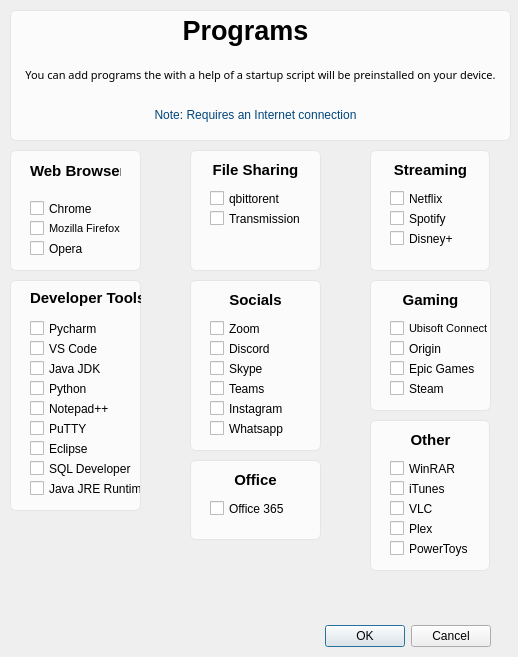
Old version of the form programs.ui in the repository Alex591/answer-generator.
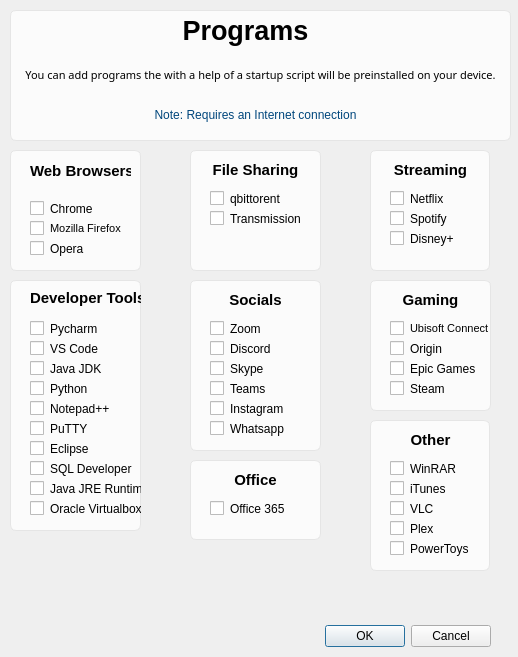
New version of the form.

The edit to the form file:
```diff
--- a/programs.ui
+++ b/programs.ui
@@ -25,6 +25,12 @@
   <property name="windowTitle">
    <string>Dialog</string>
   </property>
+  <property name="styleSheet">
+   <string notr="true">.QCheckBox::indicator {
+     width: 14px;
+     height: 14px;
+ }</string>
+  </property>
   <widget class="QDialogButtonBox" name="buttonBox">
    <property name="geometry">
     <rect>
@@ -49,7 +55,7 @@
     <rect>
      <x>30</x>
      <y>160</y>
-     <width>91</width>
+     <width>101</width>
      <height>21</height>
     </rect>
    </property>
@@ -274,7 +280,7 @@
      <x>10</x>
      <y>280</y>
      <width>131</width>
-     <height>231</height>
+     <height>251</height>
     </rect>
    </property>
    <property name="styleSheet">
@@ -479,6 +485,25 @@
      <string>Java JRE Runtime</string>
     </property>
    </widget>
+   <widget class="QCheckBox" name="jre8_2">
+    <property name="geometry">
+     <rect>
+      <x>20</x>
+      <y>220</y>
+      <width>111</width>
+      <height>17</height>
+     </rect>
+    </property>
+    <property name="font">
+     <font/>
+    </property>
+    <property name="toolTip">
+     <string>Programming Language</string>
+    </property>
+    <property name="text">
+     <string>Oracle Virtualbox</string>
+    </property>
+   </widget>
   </widget>
   <widget class="QGroupBox" name="groupBox_4">
    <property name="geometry">
```
